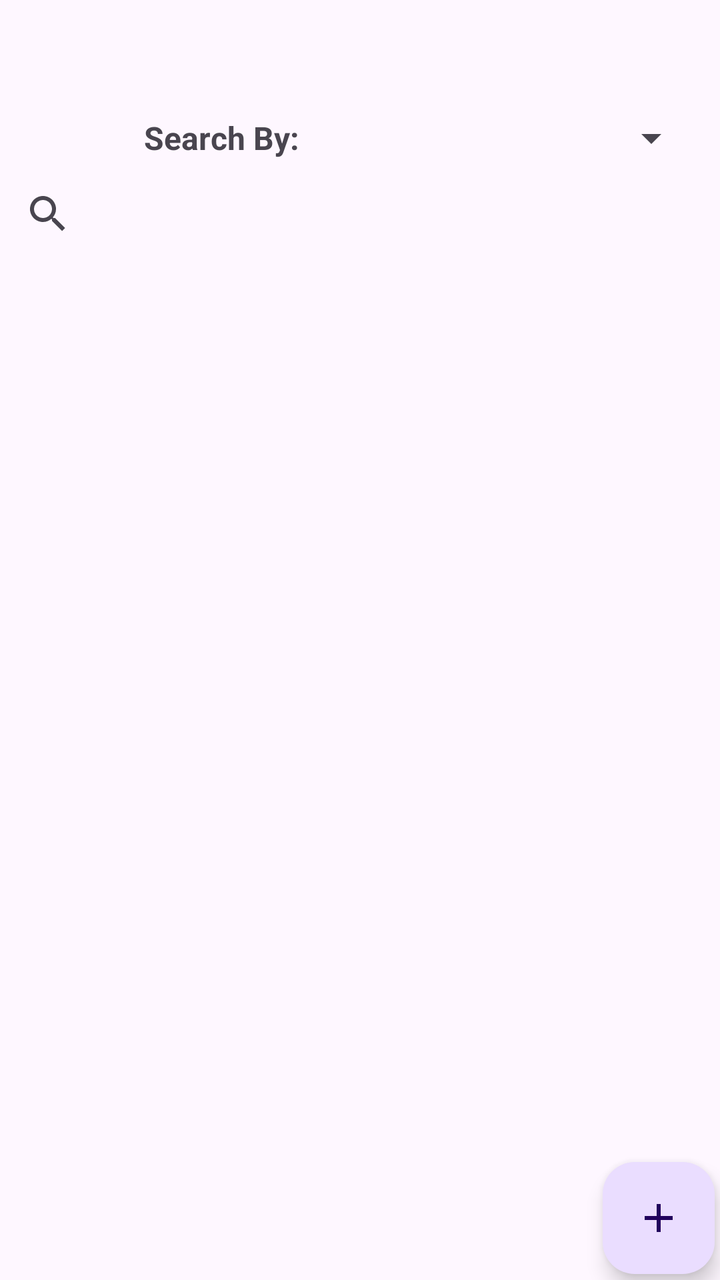
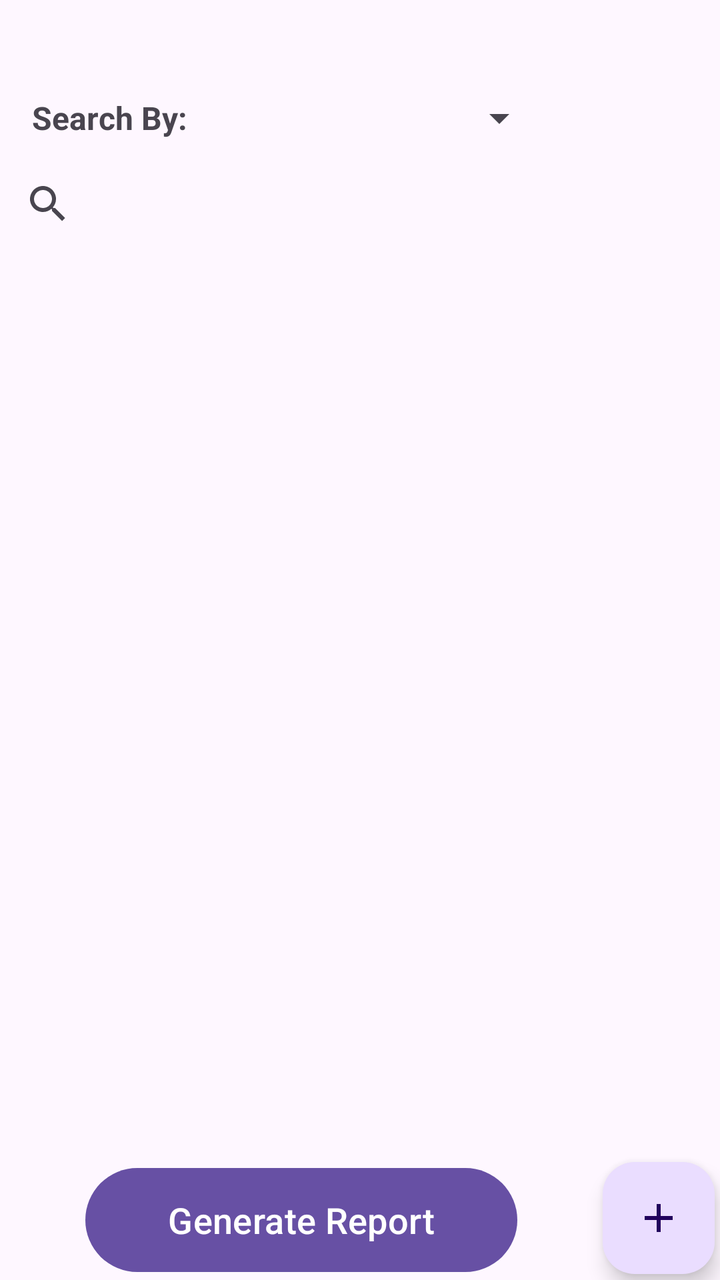

Two renders of the same Android screen: before a commit and after it. Below are the layout's source before the change and the commit's diff.
<!-- AndroidManifest.xml: application theme Theme.D308VacationPlanner -->
<!-- res/layout/activity_vacation.xml -->
<?xml version="1.0" encoding="utf-8"?>
<androidx.constraintlayout.widget.ConstraintLayout xmlns:android="http://schemas.android.com/apk/res/android"
    xmlns:app="http://schemas.android.com/apk/res-auto"
    xmlns:tools="http://schemas.android.com/tools"
    android:id="@+id/main"
    android:layout_width="match_parent"
    android:layout_height="match_parent"
    tools:context=".UI.VacationActivity">

    <com.google.android.material.floatingactionbutton.FloatingActionButton
        android:id="@+id/floatingActionButton"
        android:layout_width="wrap_content"
        android:layout_height="wrap_content"
        android:clickable="true"
        android:src="@drawable/baseline_add_24"
        app:borderWidth="0dp"
        app:layout_constraintBottom_toBottomOf="parent"
        app:layout_constraintEnd_toEndOf="parent"
        app:layout_constraintHorizontal_bias="0.991"
        app:layout_constraintStart_toStartOf="parent"
        app:layout_constraintTop_toTopOf="parent"
        app:layout_constraintVertical_bias="0.995" />

    <androidx.recyclerview.widget.RecyclerView
        android:id="@+id/recyclerview"
        android:layout_width="match_parent"
        android:layout_height="590dp"
        android:layout_marginTop="1dp"
        app:layout_constraintLeft_toLeftOf="parent"
        app:layout_constraintTop_toBottomOf="@+id/searchView">

    </androidx.recyclerview.widget.RecyclerView>

    <Spinner
        android:id="@+id/searchChoice"
        android:layout_width="200dp"
        android:layout_height="38dp"
        android:layout_marginTop="50dp"
        app:layout_constraintEnd_toEndOf="parent"
        app:layout_constraintHorizontal_bias="0.0"
        app:layout_constraintStart_toEndOf="@+id/textView5"
        app:layout_constraintTop_toTopOf="parent"></Spinner>

    <androidx.appcompat.widget.SearchView
        android:id="@+id/searchView"
        android:layout_width="match_parent"
        android:layout_height="38dp"
        app:layout_constraintEnd_toEndOf="parent"
        app:layout_constraintHorizontal_bias="0.0"
        app:layout_constraintStart_toStartOf="parent"
        app:layout_constraintTop_toBottomOf="@+id/searchChoice" />

    <TextView
        android:id="@+id/textView5"
        android:layout_width="wrap_content"
        android:layout_height="38dp"
        android:layout_marginStart="72dp"
        android:gravity="center_vertical"
        android:text="Search By:"
        android:textSize="16sp"
        android:textStyle="bold"
        app:layout_constraintBottom_toBottomOf="@+id/searchChoice"
        app:layout_constraintStart_toStartOf="parent"
        app:layout_constraintTop_toTopOf="@+id/searchChoice"
        app:layout_constraintVertical_bias="0.0" />

    <Button
        android:id="@+id/reportButton"
        android:layout_width="wrap_content"
        android:layout_height="60dp"
        android:text="Generate Report"
        android:textSize="18sp"
        app:layout_constraintBottom_toBottomOf="parent"
        app:layout_constraintEnd_toStartOf="@+id/floatingActionButton"
        app:layout_constraintHorizontal_bias="0.648"
        app:layout_constraintStart_toStartOf="parent"
        app:layout_constraintTop_toBottomOf="@+id/recyclerview"
        app:layout_constraintVertical_bias="1.0" />

</androidx.constraintlayout.widget.ConstraintLayout>
<!-- resources referenced by this layout -->
<resources>
  <!-- drawable baseline_add_24 (drawable) -->
  <vector xmlns:android="http://schemas.android.com/apk/res/android" android:height="24dp" android:tint="#000000" android:viewportHeight="24" android:viewportWidth="24" android:width="24dp">
        
      <path android:fillColor="@android:color/white" android:pathData="M19,13h-6v6h-2v-6H5v-2h6V5h2v6h6v2z"/>
      
  </vector>
  <style name="Theme.D308VacationPlanner" parent="Base.Theme.D308VacationPlanner" />
  <style name="Base.Theme.D308VacationPlanner" parent="Theme.Material3.DayNight">
          
          
      </style>
</resources>

<!-- the commit's change to res/layout/activity_vacation.xml (unified diff, before → after) -->
@@ -23,30 +23,32 @@
 
     <androidx.recyclerview.widget.RecyclerView
         android:id="@+id/recyclerview"
-        android:layout_width="match_parent"
-        android:layout_height="590dp"
+        android:layout_width="0dp"
+        android:layout_height="0dp"
         android:layout_marginTop="1dp"
-        app:layout_constraintLeft_toLeftOf="parent"
+        app:layout_constraintBottom_toTopOf="@+id/reportButton"
+        app:layout_constraintEnd_toEndOf="parent"
+        app:layout_constraintStart_toStartOf="parent"
         app:layout_constraintTop_toBottomOf="@+id/searchView">
 
     </androidx.recyclerview.widget.RecyclerView>
 
     <Spinner
         android:id="@+id/searchChoice"
-        android:layout_width="200dp"
+        android:layout_width="0dp"
         android:layout_height="38dp"
-        android:layout_marginTop="50dp"
+        android:layout_marginTop="@dimen/header_margin_top"
         app:layout_constraintEnd_toEndOf="parent"
         app:layout_constraintHorizontal_bias="0.0"
         app:layout_constraintStart_toEndOf="@+id/textView5"
-        app:layout_constraintTop_toTopOf="parent"></Spinner>
+        app:layout_constraintTop_toTopOf="parent"
+        app:layout_constraintWidth_percent="0.5"></Spinner>
 
     <androidx.appcompat.widget.SearchView
         android:id="@+id/searchView"
-        android:layout_width="match_parent"
-        android:layout_height="38dp"
+        android:layout_width="0dp"
+        android:layout_height="wrap_content"
         app:layout_constraintEnd_toEndOf="parent"
-        app:layout_constraintHorizontal_bias="0.0"
         app:layout_constraintStart_toStartOf="parent"
         app:layout_constraintTop_toBottomOf="@+id/searchChoice" />
 
@@ -54,27 +56,24 @@
         android:id="@+id/textView5"
         android:layout_width="wrap_content"
         android:layout_height="38dp"
-        android:layout_marginStart="72dp"
         android:gravity="center_vertical"
+        android:paddingStart="@dimen/default_padding"
         android:text="Search By:"
         android:textSize="16sp"
         android:textStyle="bold"
         app:layout_constraintBottom_toBottomOf="@+id/searchChoice"
         app:layout_constraintStart_toStartOf="parent"
-        app:layout_constraintTop_toTopOf="@+id/searchChoice"
-        app:layout_constraintVertical_bias="0.0" />
+        app:layout_constraintTop_toTopOf="@+id/searchChoice" />
 
     <Button
         android:id="@+id/reportButton"
-        android:layout_width="wrap_content"
-        android:layout_height="60dp"
+        android:layout_width="0dp"
+        android:layout_height="@dimen/button_height"
         android:text="Generate Report"
         android:textSize="18sp"
         app:layout_constraintBottom_toBottomOf="parent"
         app:layout_constraintEnd_toStartOf="@+id/floatingActionButton"
-        app:layout_constraintHorizontal_bias="0.648"
         app:layout_constraintStart_toStartOf="parent"
-        app:layout_constraintTop_toBottomOf="@+id/recyclerview"
-        app:layout_constraintVertical_bias="1.0" />
+        app:layout_constraintWidth_percent="0.6" />
 
 </androidx.constraintlayout.widget.ConstraintLayout>
<!-- resource entries referenced after the edit -->
@@ -1,5 +1,8 @@
 <!-- resources referenced by this layout -->
 <resources>
+  <dimen name="button_height">60dp</dimen>
+  <dimen name="default_padding">16dp</dimen>
+  <dimen name="header_margin_top">40dp</dimen>
   <!-- drawable baseline_add_24 (drawable) -->
   <vector xmlns:android="http://schemas.android.com/apk/res/android" android:height="24dp" android:tint="#000000" android:viewportHeight="24" android:viewportWidth="24" android:width="24dp">
         
